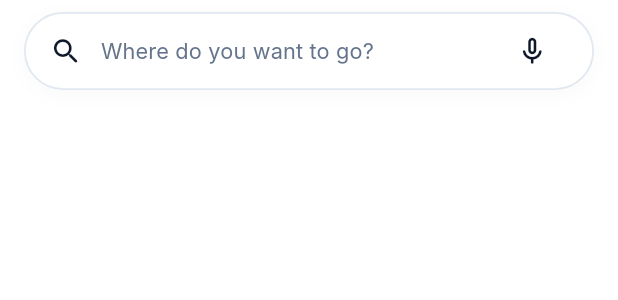
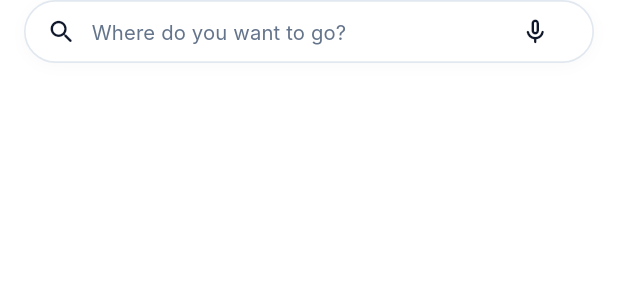
Before and after one commit to hapinayan/CeylonGo-Flutter, a Flutter app: the HomeSearchBar widget shown alone on an empty page, opened directly with empty values, on a phone screen of 412 x 824 dp. Shown: the top 300 px of the screen. Run offline on Flutter 3.47's test engine with Material 3 defaults, Android fonts, the phone set to English and light mode, and no system bars; our stand-ins replace flutter_secure_storage, geolocator; accounts and stored records are empty; network calls fail; Roboto replaces fonts that are missing (Inter).

Commit message:
feat(flutter): fix home header, search bar, and compact category shortcuts
- Pin blue header, search bar, and six category shortcuts outside SingleChildScrollView
- Compact search bar height and category shortcut buttons for improved vertical space
- Add Home screen widget tests verifying fixed position, scroll independence, and responsiveness

```diff
--- a/lib/features/home/widgets/home_search_bar.dart
+++ b/lib/features/home/widgets/home_search_bar.dart
@@ -9,11 +9,7 @@ class HomeSearchBar extends StatefulWidget {
   final Animation<double> animation;
   final ValueChanged<String>? onSearch;
 
-  const HomeSearchBar({
-    super.key,
-    required this.animation,
-    this.onSearch,
-  });
+  const HomeSearchBar({super.key, required this.animation, this.onSearch});
 
   @override
   State<HomeSearchBar> createState() => _HomeSearchBarState();
@@ -35,9 +31,7 @@ class _HomeSearchBarState extends State<HomeSearchBar> {
       isScrollControlled: true,
       backgroundColor: Colors.transparent,
       builder: (ctx) => Padding(
-        padding: EdgeInsets.only(
-          bottom: MediaQuery.of(ctx).viewInsets.bottom,
-        ),
+        padding: EdgeInsets.only(bottom: MediaQuery.of(ctx).viewInsets.bottom),
         child: Container(
           decoration: const BoxDecoration(
             color: Colors.white,
@@ -84,7 +78,10 @@ class _HomeSearchBarState extends State<HomeSearchBar> {
                 textInputAction: TextInputAction.search,
                 decoration: InputDecoration(
                   hintText: 'e.g. Kandy, Masks, Homestay...',
-                  prefixIcon: const Icon(Icons.search, color: AppTheme.primaryNavy),
+                  prefixIcon: const Icon(
+                    Icons.search,
+                    color: AppTheme.primaryNavy,
+                  ),
                   suffixIcon: IconButton(
                     icon: const Icon(Icons.clear, size: 18),
                     onPressed: () => _controller.clear(),
@@ -136,15 +133,13 @@ class _HomeSearchBarState extends State<HomeSearchBar> {
 
   @override
   Widget build(BuildContext context) {
-    final slideAnimation = Tween<Offset>(
-      begin: const Offset(0, 0.35),
-      end: Offset.zero,
-    ).animate(
-      CurvedAnimation(
-        parent: widget.animation,
-        curve: const Interval(0.1, 0.75, curve: Curves.easeOutCubic),
-      ),
-    );
+    final slideAnimation =
+        Tween<Offset>(begin: const Offset(0, 0.35), end: Offset.zero).animate(
+          CurvedAnimation(
+            parent: widget.animation,
+            curve: const Interval(0.1, 0.75, curve: Curves.easeOutCubic),
+          ),
+        );
 
     final fadeAnimation = CurvedAnimation(
       parent: widget.animation,
@@ -156,31 +151,31 @@ class _HomeSearchBarState extends State<HomeSearchBar> {
       child: FadeTransition(
         opacity: fadeAnimation,
         child: Padding(
-          padding: const EdgeInsets.symmetric(horizontal: 16.0, vertical: 8.0),
+          padding: const EdgeInsets.symmetric(horizontal: 16.0, vertical: 0.0),
           child: InkWell(
             key: const Key('home_search_bar'),
             onTap: () => _showSearchDialog(context),
-            borderRadius: BorderRadius.circular(26),
+            borderRadius: BorderRadius.circular(22),
             child: AnimatedContainer(
               duration: const Duration(milliseconds: 200),
-              height: 52,
-              padding: const EdgeInsets.symmetric(horizontal: 16),
+              height: 42,
+              padding: const EdgeInsets.symmetric(horizontal: 14),
               decoration: BoxDecoration(
                 color: Colors.white,
-                borderRadius: BorderRadius.circular(26),
+                borderRadius: BorderRadius.circular(22),
                 border: Border.all(
                   color: _isFocused
                       ? const Color(0xFF2563EB)
                       : const Color(0xFFE2E8F0),
-                  width: _isFocused ? 1.6 : 1.2,
+                  width: _isFocused ? 1.5 : 1.1,
                 ),
                 boxShadow: [
                   BoxShadow(
                     color: _isFocused
                         ? const Color(0xFF2563EB).withAlpha(20)
                         : Colors.black.withAlpha(6),
-                    blurRadius: 10,
-                    offset: const Offset(0, 3),
+                    blurRadius: 8,
+                    offset: const Offset(0, 2),
                   ),
                 ],
               ),
@@ -189,15 +184,15 @@ class _HomeSearchBarState extends State<HomeSearchBar> {
                   const Icon(
                     Icons.search_rounded,
                     color: Color(0xFF0F172A),
-                    size: 22,
+                    size: 20,
                   ),
-                  const SizedBox(width: 12),
+                  const SizedBox(width: 10),
                   const Expanded(
                     child: Text(
                       'Where do you want to go?',
                       style: TextStyle(
                         fontFamily: 'Inter',
-                        fontSize: 14.5,
+                        fontSize: 13.5,
                         fontWeight: FontWeight.w400,
                         color: Color(0xFF64748B),
                         letterSpacing: 0.1,
@@ -208,14 +203,21 @@ class _HomeSearchBarState extends State<HomeSearchBar> {
                     icon: const Icon(
                       Icons.mic_none_rounded,
                       color: Color(0xFF0F172A),
-                      size: 22,
+                      size: 20,
                     ),
-                    splashRadius: 20,
+                    padding: EdgeInsets.zero,
+                    constraints: const BoxConstraints(
+                      minWidth: 32,
+                      minHeight: 32,
+                    ),
+                    splashRadius: 18,
                     tooltip: 'Voice Search Placeholder',
                     onPressed: () {
                       ScaffoldMessenger.of(context).showSnackBar(
                         const SnackBar(
-                          content: Text('Voice search will be available in future releases.'),
+                          content: Text(
+                            'Voice search will be available in future releases.',
+                          ),
                           duration: Duration(seconds: 2),
                         ),
                       );
```
Also changed, not shown: lib/features/home/screens/home_screen.dart (+33 -23 lines), lib/features/home/widgets/home_module_shortcuts.dart (+15 -18 lines), 1 other file.
